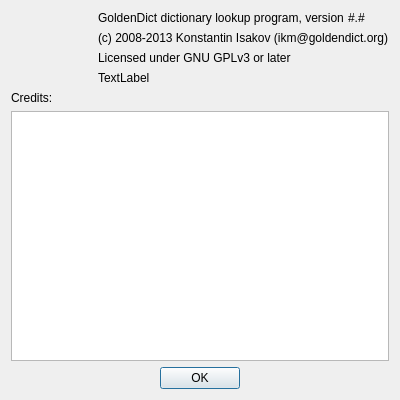
Above: about.ui from goldendict/goldendict before the change. Below: the same form after it.
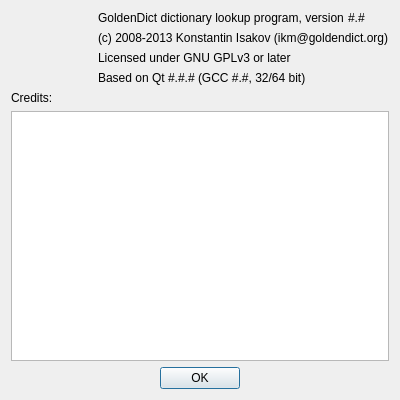
That is the form after the change. Icons and pictures are not drawn.

Commit message: Allow GoldenDict/Qt/GCC versions copying in About diaolg

```diff
--- a/about.ui
+++ b/about.ui
@@ -90,7 +90,10 @@
        <item>
         <widget class="QLabel" name="qtVersion">
          <property name="text">
-          <string>TextLabel</string>
+          <string notr="true">Based on Qt #.#.# (GCC #.#, 32/64 bit)</string>
+         </property>
+         <property name="textInteractionFlags">
+          <set>Qt::TextEditorInteraction</set>
          </property>
         </widget>
        </item>
```
Left out of the diff: 3 changed lines with no effect on the pictures.
